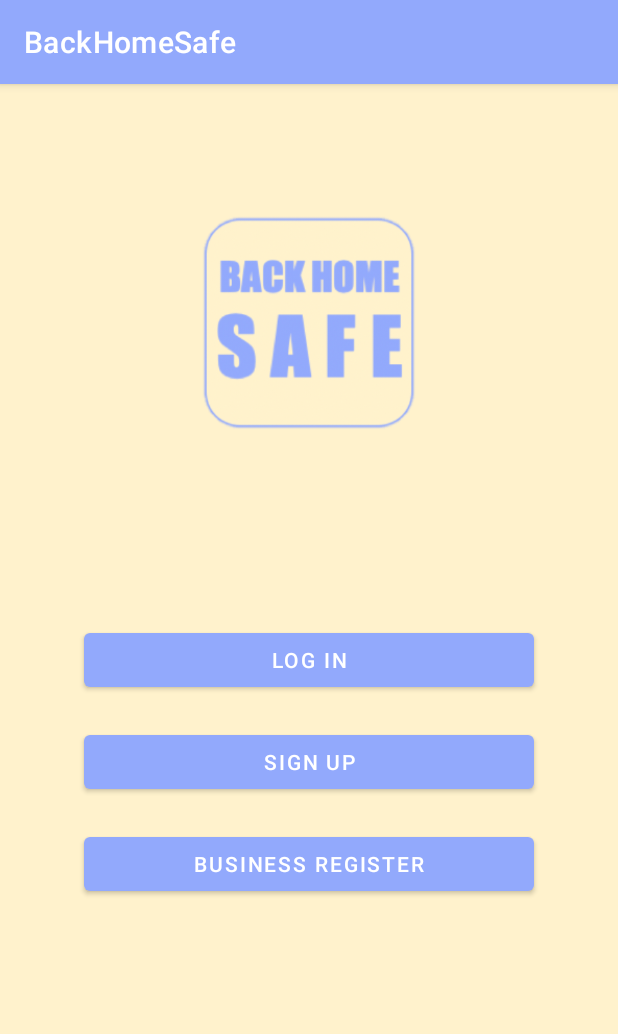
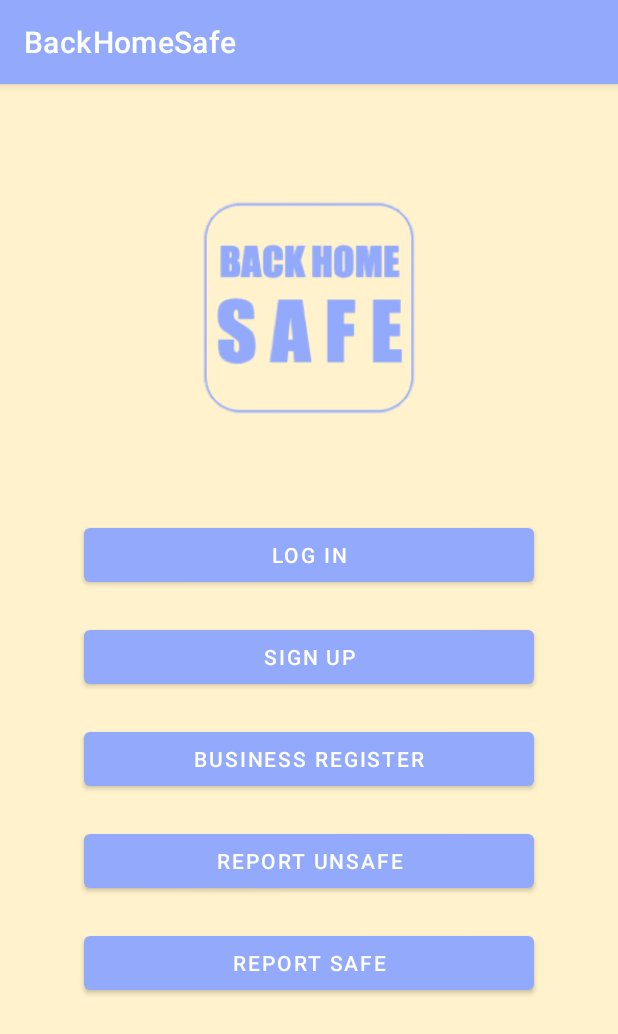
Before and after one commit to jessicahuang523/BackHomeSafe, an Android app: the screen it shows after launch (WelcomeActivity), on a phone screen of 412 x 824 dp. Shown: the top 1034 px of the screen. Run offline under Robolectric (Android 15) with nearby library versions, the phone set to English and light mode, and no system bars; libraries missing offline, so code that uses them is left out: com.karumi.dexter; 1 statement that could not run was skipped.

Commit message:
report safe and unsafe pages

```diff
--- a/finalprojectv3/app/src/main/java/club/owo/finalproject_v3/WelcomeActivity.java
+++ b/finalprojectv3/app/src/main/java/club/owo/finalproject_v3/WelcomeActivity.java
@@ -33,6 +33,12 @@ public class WelcomeActivity extends AppCompatActivity {
         } else if (view.getId() == R.id.welcome_button_shop_reg) {
             Intent page = new Intent(this, club.owo.finalproject_v3.ShopRegisterActivity.class);
             startActivity(page);
+        } else if (view.getId() == R.id.welcome_button_report_unsafe) {
+            Intent page = new Intent(this, club.owo.finalproject_v3.ReportUnsafeActivity.class);
+            startActivity(page);
+        } else if (view.getId() == R.id.welcome_button_report_safe) {
+            Intent page = new Intent(this, club.owo.finalproject_v3.ReportSafeActivity.class);
+            startActivity(page);
         }
     }
 
--- a/finalprojectv3/app/src/main/res/layout/welcome.xml
+++ b/finalprojectv3/app/src/main/res/layout/welcome.xml
@@ -12,7 +12,7 @@
         android:layout_width="match_parent"
         android:layout_height="match_parent"
         android:layout_marginStart="24dp"
-        android:layout_marginTop="80dp"
+        android:layout_marginTop="70dp"
         android:layout_marginEnd="24dp"
         android:layout_marginBottom="40dp"
         android:orientation="vertical"
@@ -39,9 +39,9 @@
             android:layout_height="wrap_content"
             android:layout_gravity="center"
             android:minWidth="300dp"
+            android:onClick="welcome_button"
             android:text="@string/cn_welcome_button_login"
-            android:translationY="120dp"
-            android:onClick="welcome_button"
+            android:translationY="60dp"
             tools:layout_conversion_absoluteHeight="48dp"
             tools:layout_conversion_absoluteWidth="300dp"
             tools:layout_editor_absoluteX="56dp"
@@ -54,7 +54,7 @@
             android:layout_gravity="center"
             android:minWidth="300dp"
             android:text="@string/cn_welcome_button_register"
-            android:translationY="140dp"
+            android:translationY="80dp"
             android:onClick="welcome_button"
             tools:layout_conversion_absoluteHeight="48dp"
             tools:layout_conversion_absoluteWidth="300dp"
@@ -68,13 +68,41 @@
             android:layout_gravity="center"
             android:minWidth="300dp"
             android:text="@string/cn_welcome_button_shop_register"
-            android:translationY="160dp"
+            android:translationY="100dp"
             android:onClick="welcome_button"
             tools:layout_conversion_absoluteHeight="48dp"
             tools:layout_conversion_absoluteWidth="300dp"
             tools:layout_editor_absoluteX="56dp"
             tools:layout_editor_absoluteY="516dp" />
 
+        <Button
+            android:id="@+id/welcome_button_report_unsafe"
+            android:layout_width="wrap_content"
+            android:layout_height="wrap_content"
+            android:layout_gravity="center"
+            android:minWidth="300dp"
+            android:text="Report Unsafe"
+            android:translationY="120dp"
+            android:onClick="welcome_button"
+            tools:layout_conversion_absoluteHeight="48dp"
+            tools:layout_conversion_absoluteWidth="300dp"
+            tools:layout_editor_absoluteX="56dp"
+            tools:layout_editor_absoluteY="584dp" />
+
+        <Button
+            android:id="@+id/welcome_button_report_safe"
+            android:layout_width="wrap_content"
+            android:layout_height="wrap_content"
+            android:layout_gravity="center"
+            android:minWidth="300dp"
+            android:text="Report Safe"
+            android:translationY="140dp"
+            android:onClick="welcome_button"
+            tools:layout_conversion_absoluteHeight="48dp"
+            tools:layout_conversion_absoluteWidth="300dp"
+            tools:layout_editor_absoluteX="56dp"
+            tools:layout_editor_absoluteY="652dp" />
+
     </LinearLayout>
 
 </androidx.constraintlayout.widget.ConstraintLayout>
```
Also changed, not shown: finalprojectv3/app/src/main/AndroidManifest.xml (+15 -9 lines), finalprojectv3/app/src/main/java/club/owo/finalproject_v3/ReportSafeActivity.java (added, +14 -0 lines), finalprojectv3/app/src/main/java/club/owo/finalproject_v3/ReportUnsafeActivity.java (added, +14 -0 lines), finalprojectv3/app/src/main/res/layout/activity_report_safe.xml (added, +79 -0 lines), finalprojectv3/app/src/main/res/layout/activity_report_unsafe.xml (added, +79 -0 lines), finalprojectv3/app/src/main/res/values/strings.xml (line endings or trailing spaces).
